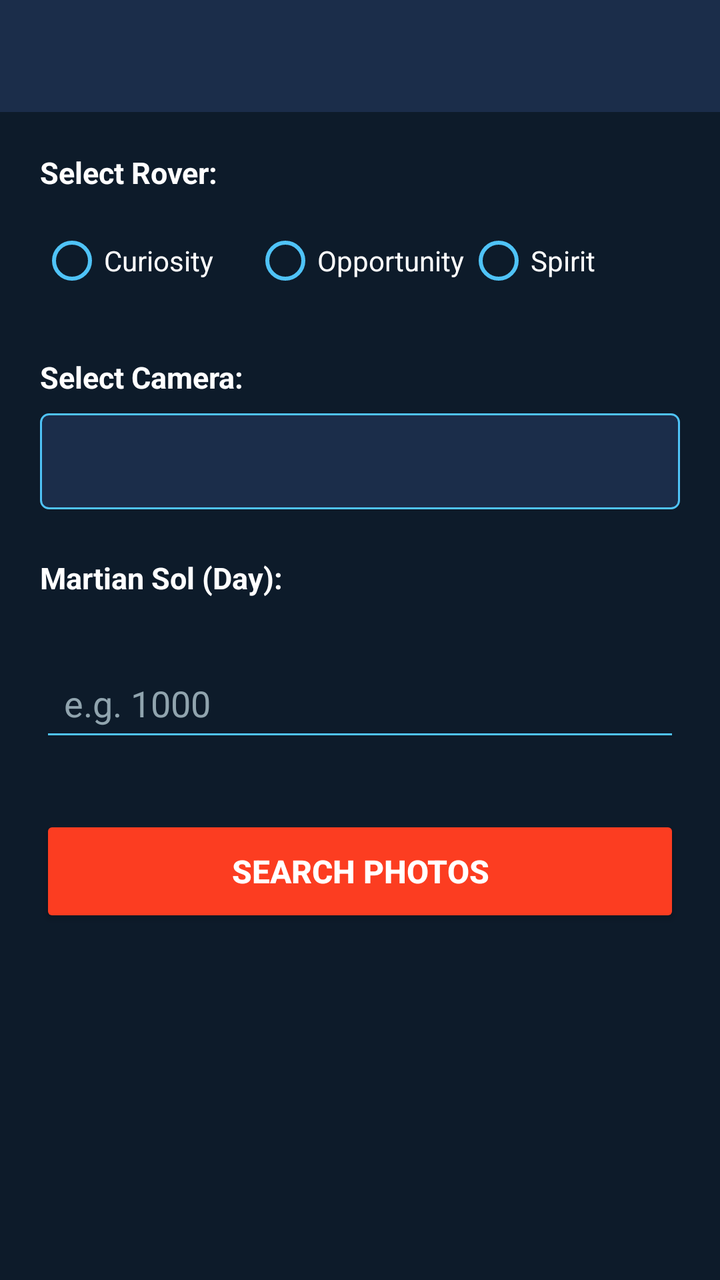
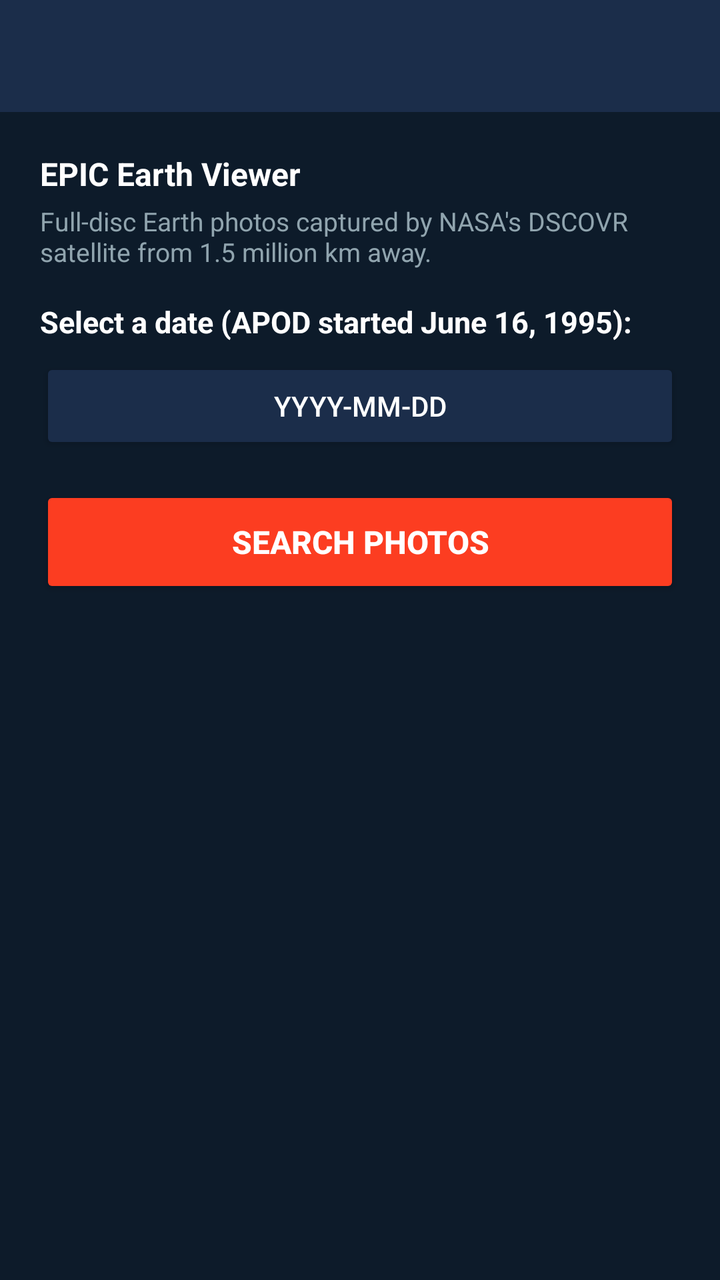

The first picture is an Android layout as it rendered before a commit; the second is the same layout after the commit. The layout source and the unified diff follow.
<!-- AndroidManifest.xml: application theme Theme.NasaSpaceExplorer -->
<!-- res/layout/activity_mars_rover.xml -->
<?xml version="1.0" encoding="utf-8"?>
<LinearLayout
    xmlns:android="http://schemas.android.com/apk/res/android"
    xmlns:app="http://schemas.android.com/apk/res-auto"
    android:layout_width="match_parent"
    android:layout_height="match_parent"
    android:orientation="vertical"
    android:background="@color/space_bg">

    <androidx.appcompat.widget.Toolbar
        android:id="@+id/toolbar"
        android:layout_width="match_parent"
        android:layout_height="?attr/actionBarSize"
        android:background="@color/space_surface"
        app:titleTextColor="@color/white" />

    <ScrollView
        android:layout_width="match_parent"
        android:layout_height="match_parent">

        <LinearLayout
            android:layout_width="match_parent"
            android:layout_height="wrap_content"
            android:orientation="vertical"
            android:padding="20dp">

            
            <TextView
                android:layout_width="wrap_content"
                android:layout_height="wrap_content"
                android:text="@string/label_select_rover"
                android:textColor="@color/white"
                android:textSize="15sp"
                android:textStyle="bold"
                android:layout_marginBottom="10dp" />

            <RadioGroup
                android:id="@+id/radio_group_rover"
                android:layout_width="match_parent"
                android:layout_height="wrap_content"
                android:orientation="horizontal"
                android:layout_marginBottom="24dp">

                <RadioButton
                    android:id="@+id/radio_curiosity"
                    android:layout_width="0dp"
                    android:layout_height="wrap_content"
                    android:layout_weight="1"
                    android:text="@string/rover_curiosity"
                    android:textColor="@color/white"
                    android:buttonTint="@color/nasa_blue_light" />

                <RadioButton
                    android:id="@+id/radio_opportunity"
                    android:layout_width="0dp"
                    android:layout_height="wrap_content"
                    android:layout_weight="1"
                    android:text="@string/rover_opportunity"
                    android:textColor="@color/white"
                    android:buttonTint="@color/nasa_blue_light" />

                <RadioButton
                    android:id="@+id/radio_spirit"
                    android:layout_width="0dp"
                    android:layout_height="wrap_content"
                    android:layout_weight="1"
                    android:text="@string/rover_spirit"
                    android:textColor="@color/white"
                    android:buttonTint="@color/nasa_blue_light" />

            </RadioGroup>

            
            <TextView
                android:layout_width="wrap_content"
                android:layout_height="wrap_content"
                android:text="@string/label_select_camera"
                android:textColor="@color/white"
                android:textSize="15sp"
                android:textStyle="bold"
                android:layout_marginBottom="8dp" />

            <Spinner
                android:id="@+id/spinner_camera"
                android:layout_width="match_parent"
                android:layout_height="48dp"
                android:background="@drawable/spinner_background"
                android:popupBackground="@color/space_surface"
                android:layout_marginBottom="24dp" />

            
            <TextView
                android:layout_width="wrap_content"
                android:layout_height="wrap_content"
                android:text="@string/label_sol"
                android:textColor="@color/white"
                android:textSize="15sp"
                android:textStyle="bold"
                android:layout_marginBottom="4dp" />

            <TextView
                android:id="@+id/tv_sol_hint"
                android:layout_width="wrap_content"
                android:layout_height="wrap_content"
                android:textColor="@color/text_secondary"
                android:textSize="12sp"
                android:layout_marginBottom="8dp" />

            <EditText
                android:id="@+id/et_sol"
                android:layout_width="match_parent"
                android:layout_height="wrap_content"
                android:hint="@string/hint_sol"
                android:inputType="number"
                android:textColor="@color/white"
                android:textColorHint="@color/text_secondary"
                android:backgroundTint="@color/nasa_blue_light"
                android:padding="12dp"
                android:layout_marginBottom="32dp" />

            
            <Button
                android:id="@+id/btn_search"
                android:layout_width="match_parent"
                android:layout_height="56dp"
                android:text="@string/btn_search"
                android:textSize="16sp"
                android:textStyle="bold"
                android:textColor="@color/white"
                android:backgroundTint="@color/nasa_red" />

        </LinearLayout>
    </ScrollView>

</LinearLayout>
<!-- resources referenced by this layout -->
<resources>
  <color name="nasa_blue_light">#4FC3F7</color>
  <color name="nasa_red">#FC3D21</color>
  <color name="space_bg">#0D1B2A</color>
  <color name="space_surface">#1B2D4A</color>
  <color name="text_secondary">#90A4AE</color>
  <color name="white">#FFFFFF</color>
  <!-- drawable spinner_background (drawable) -->
  <?xml version="1.0" encoding="utf-8"?>
  <shape xmlns:android="http://schemas.android.com/apk/res/android"
      android:shape="rectangle">
      <solid android:color="@color/space_surface" />
      <corners android:radius="4dp" />
      <stroke android:width="1dp" android:color="@color/nasa_blue_light" />
  </shape>
  <string name="btn_search">Search Photos</string>
  <string name="hint_sol">e.g. 1000</string>
  <string name="label_select_camera">Select Camera:</string>
  <string name="label_select_rover">Select Rover:</string>
  <string name="label_sol">Martian Sol (Day):</string>
  <string name="rover_curiosity">Curiosity</string>
  <string name="rover_opportunity">Opportunity</string>
  <string name="rover_spirit">Spirit</string>
  <style name="Theme.NasaSpaceExplorer" parent="Theme.MaterialComponents.Light.NoActionBar">
          <item name="colorPrimary">@color/nasa_blue</item>
          <item name="colorPrimaryDark">@color/colorPrimaryDark</item>
          <item name="colorAccent">@color/nasa_blue_light</item>
          <item name="android:windowBackground">@color/space_bg</item>
          <item name="android:statusBarColor">@color/colorPrimaryDark</item>
          <item name="android:navigationBarColor">@color/space_bg</item>
      </style>
  <color name="nasa_blue">#0B3D91</color>
  <color name="colorPrimaryDark">#0D1B2A</color>
</resources>

<!-- the commit's change to res/layout/activity_mars_rover.xml (unified diff, before → after) -->
@@ -14,122 +14,132 @@
         android:background="@color/space_surface"
         app:titleTextColor="@color/white" />
 
-    <ScrollView
+    
+    <LinearLayout
         android:layout_width="match_parent"
-        android:layout_height="match_parent">
+        android:layout_height="wrap_content"
+        android:orientation="vertical"
+        android:padding="20dp"
+        android:background="@color/space_bg">
 
-        <LinearLayout
+        <TextView
             android:layout_width="match_parent"
             android:layout_height="wrap_content"
-            android:orientation="vertical"
-            android:padding="20dp">
+            android:text="EPIC Earth Viewer"
+            android:textColor="@color/white"
+            android:textSize="16sp"
+            android:textStyle="bold"
+            android:layout_marginBottom="4dp" />
 
-            
-            <TextView
-                android:layout_width="wrap_content"
-                android:layout_height="wrap_content"
-                android:text="@string/label_select_rover"
-                android:textColor="@color/white"
-                android:textSize="15sp"
-                android:textStyle="bold"
-                android:layout_marginBottom="10dp" />
+        <TextView
+            android:layout_width="match_parent"
+            android:layout_height="wrap_content"
+            android:text="Full-disc Earth photos captured by NASA&#39;s DSCOVR satellite from 1.5 million km away."
+            android:textColor="@color/text_secondary"
+            android:textSize="13sp"
+            android:layout_marginBottom="16dp" />
 
-            <RadioGroup
-                android:id="@+id/radio_group_rover"
-                android:layout_width="match_parent"
-                android:layout_height="wrap_content"
-                android:orientation="horizontal"
-                android:layout_marginBottom="24dp">
+        <TextView
+            android:layout_width="wrap_content"
+            android:layout_height="wrap_content"
+            android:text="@string/select_date_label"
+            android:textColor="@color/white"
+            android:textSize="15sp"
+            android:textStyle="bold"
+            android:layout_marginBottom="8dp" />
 
-                <RadioButton
-                    android:id="@+id/radio_curiosity"
-                    android:layout_width="0dp"
-                    android:layout_height="wrap_content"
-                    android:layout_weight="1"
-                    android:text="@string/rover_curiosity"
-                    android:textColor="@color/white"
-                    android:buttonTint="@color/nasa_blue_light" />
+        <Button
+            android:id="@+id/btn_select_date"
+            android:layout_width="match_parent"
+            android:layout_height="wrap_content"
+            android:backgroundTint="@color/space_surface"
+            android:textColor="@color/white"
+            android:layout_marginBottom="16dp"
+            android:text="YYYY-MM-DD" />
 
-                <RadioButton
-                    android:id="@+id/radio_opportunity"
-                    android:layout_width="0dp"
-                    android:layout_height="wrap_content"
-                    android:layout_weight="1"
-                    android:text="@string/rover_opportunity"
-                    android:textColor="@color/white"
-                    android:buttonTint="@color/nasa_blue_light" />
+        <Button
+            android:id="@+id/btn_search"
+            android:layout_width="match_parent"
+            android:layout_height="56dp"
+            android:text="@string/btn_search"
+            android:textSize="16sp"
+            android:textStyle="bold"
+            android:textColor="@color/white"
+            android:backgroundTint="@color/nasa_red" />
 
-                <RadioButton
-                    android:id="@+id/radio_spirit"
-                    android:layout_width="0dp"
-                    android:layout_height="wrap_content"
-                    android:layout_weight="1"
-                    android:text="@string/rover_spirit"
-                    android:textColor="@color/white"
-                    android:buttonTint="@color/nasa_blue_light" />
+    </LinearLayout>
 
-            </RadioGroup>
+    
+    <TextView
+        android:id="@+id/tv_result_count"
+        android:layout_width="wrap_content"
+        android:layout_height="wrap_content"
+        android:textColor="@color/text_secondary"
+        android:textSize="12sp"
+        android:paddingStart="16dp"
+        android:paddingTop="4dp"
+        android:paddingBottom="4dp"
+        android:visibility="gone" />
 
-            
-            <TextView
-                android:layout_width="wrap_content"
-                android:layout_height="wrap_content"
-                android:text="@string/label_select_camera"
-                android:textColor="@color/white"
-                android:textSize="15sp"
-                android:textStyle="bold"
-                android:layout_marginBottom="8dp" />
+    
+    <LinearLayout
+        android:id="@+id/layout_loading"
+        android:layout_width="match_parent"
+        android:layout_height="0dp"
+        android:layout_weight="1"
+        android:orientation="vertical"
+        android:gravity="center"
+        android:visibility="gone">
 
-            <Spinner
-                android:id="@+id/spinner_camera"
-                android:layout_width="match_parent"
-                android:layout_height="48dp"
-                android:background="@drawable/spinner_background"
-                android:popupBackground="@color/space_surface"
-                android:layout_marginBottom="24dp" />
+        <ProgressBar
+            android:layout_width="56dp"
+            android:layout_height="56dp"
+            android:indeterminate="true"
+            android:indeterminateTint="@color/nasa_blue_light" />
 
-            
-            <TextView
-                android:layout_width="wrap_content"
-                android:layout_height="wrap_content"
-                android:text="@string/label_sol"
-                android:textColor="@color/white"
-                android:textSize="15sp"
-                android:textStyle="bold"
-                android:layout_marginBottom="4dp" />
+        <TextView
+            android:id="@+id/tv_loading_text"
+            android:layout_width="wrap_content"
+            android:layout_height="wrap_content"
+            android:text="@string/loading_prefix"
+            android:textColor="@color/nasa_blue_light"
+            android:textSize="16sp"
+            android:layout_marginTop="16dp" />
+    </LinearLayout>
 
-            <TextView
-                android:id="@+id/tv_sol_hint"
-                android:layout_width="wrap_content"
-                android:layout_height="wrap_content"
-                android:textColor="@color/text_secondary"
-                android:textSize="12sp"
-                android:layout_marginBottom="8dp" />
+    
+    <TextView
+        android:id="@+id/tv_empty"
+        android:layout_width="match_parent"
+        android:layout_height="0dp"
+        android:layout_weight="1"
+        android:text="@string/no_photos_found"
+        android:textColor="@color/text_secondary"
+        android:textSize="16sp"
+        android:gravity="center"
+        android:padding="32dp"
+        android:visibility="gone" />
 
-            <EditText
-                android:id="@+id/et_sol"
-                android:layout_width="match_parent"
-                android:layout_height="wrap_content"
-                android:hint="@string/hint_sol"
-                android:inputType="number"
-                android:textColor="@color/white"
-                android:textColorHint="@color/text_secondary"
-                android:backgroundTint="@color/nasa_blue_light"
-                android:padding="12dp"
-                android:layout_marginBottom="32dp" />
+    
+    <TextView
+        android:id="@+id/tv_error"
+        android:layout_width="match_parent"
+        android:layout_height="0dp"
+        android:layout_weight="1"
+        android:textColor="@color/error_red"
+        android:textSize="14sp"
+        android:gravity="center"
+        android:padding="32dp"
+        android:visibility="gone" />
 
-            
-            <Button
-                android:id="@+id/btn_search"
-                android:layout_width="match_parent"
-                android:layout_height="56dp"
-                android:text="@string/btn_search"
-                android:textSize="16sp"
-                android:textStyle="bold"
-                android:textColor="@color/white"
-                android:backgroundTint="@color/nasa_red" />
-
-        </LinearLayout>
-    </ScrollView>
+    
+    <androidx.recyclerview.widget.RecyclerView
+        android:id="@+id/recycler_view"
+        android:layout_width="match_parent"
+        android:layout_height="0dp"
+        android:layout_weight="1"
+        android:padding="4dp"
+        android:clipToPadding="false"
+        android:visibility="gone" />
 
 </LinearLayout>
<!-- resource entries referenced after the edit -->
@@ -1,27 +1,16 @@
 <!-- resources referenced by this layout -->
 <resources>
+  <color name="error_red">#FF5252</color>
   <color name="nasa_blue_light">#4FC3F7</color>
   <color name="nasa_red">#FC3D21</color>
   <color name="space_bg">#0D1B2A</color>
   <color name="space_surface">#1B2D4A</color>
   <color name="text_secondary">#90A4AE</color>
   <color name="white">#FFFFFF</color>
-  <!-- drawable spinner_background (drawable) -->
-  <?xml version="1.0" encoding="utf-8"?>
-  <shape xmlns:android="http://schemas.android.com/apk/res/android"
-      android:shape="rectangle">
-      <solid android:color="@color/space_surface" />
-      <corners android:radius="4dp" />
-      <stroke android:width="1dp" android:color="@color/nasa_blue_light" />
-  </shape>
   <string name="btn_search">Search Photos</string>
-  <string name="hint_sol">e.g. 1000</string>
-  <string name="label_select_camera">Select Camera:</string>
-  <string name="label_select_rover">Select Rover:</string>
-  <string name="label_sol">Martian Sol (Day):</string>
-  <string name="rover_curiosity">Curiosity</string>
-  <string name="rover_opportunity">Opportunity</string>
-  <string name="rover_spirit">Spirit</string>
+  <string name="loading_prefix">Fetching data</string>
+  <string name="no_photos_found">No photos found for this sol and camera.\nTry a different sol or select ALL cameras.</string>
+  <string name="select_date_label">Select a date (APOD started June 16, 1995):</string>
   <style name="Theme.NasaSpaceExplorer" parent="Theme.MaterialComponents.Light.NoActionBar">
           <item name="colorPrimary">@color/nasa_blue</item>
           <item name="colorPrimaryDark">@color/colorPrimaryDark</item>
